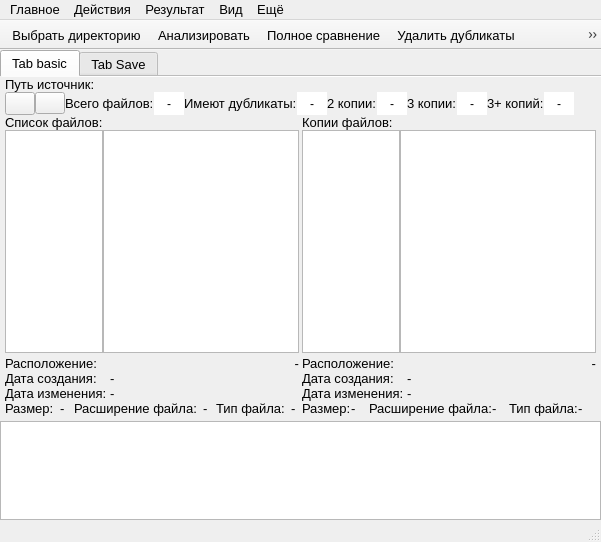
The window that mainwindow.ui (shurk4/Diplicate-cleaner) describes before a commit, drawn with Qt 5.
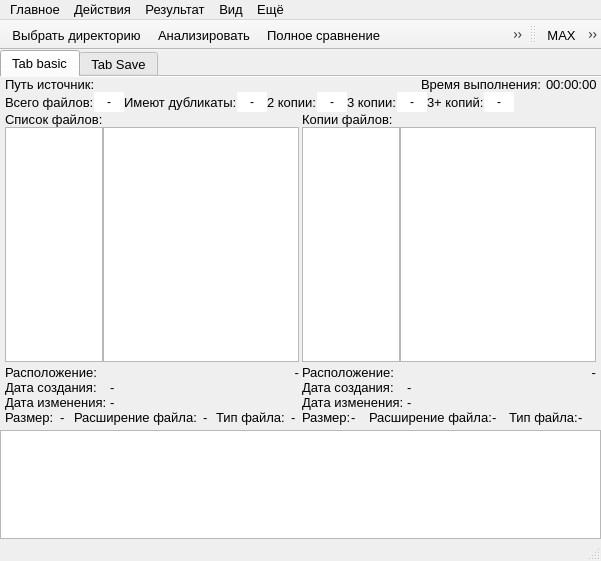
The same window after the commit. Icons and pictures are not drawn.

The edit to the form file:
```diff
--- a/mainwindow.ui
+++ b/mainwindow.ui
@@ -7,7 +7,7 @@
     <x>0</x>
     <y>0</y>
     <width>601</width>
-    <height>542</height>
+    <height>561</height>
    </rect>
   </property>
   <property name="font">
@@ -104,6 +104,44 @@
              </property>
             </widget>
            </item>
+           <item>
+            <widget class="QLabel" name="label_29">
+             <property name="sizePolicy">
+              <sizepolicy hsizetype="Expanding" vsizetype="Preferred">
+               <horstretch>0</horstretch>
+               <verstretch>0</verstretch>
+              </sizepolicy>
+             </property>
+             <property name="maximumSize">
+              <size>
+               <width>125</width>
+               <height>16777215</height>
+              </size>
+             </property>
+             <property name="text">
+              <string>Время выполнения:</string>
+             </property>
+            </widget>
+           </item>
+           <item>
+            <widget class="QLabel" name="labelWorkTime">
+             <property name="sizePolicy">
+              <sizepolicy hsizetype="Expanding" vsizetype="Preferred">
+               <horstretch>0</horstretch>
+               <verstretch>0</verstretch>
+              </sizepolicy>
+             </property>
+             <property name="maximumSize">
+              <size>
+               <width>50</width>
+               <height>16777215</height>
+              </size>
+             </property>
+             <property name="text">
+              <string>00:00:00</string>
+             </property>
+            </widget>
+           </item>
           </layout>
          </widget>
         </item>
@@ -125,65 +163,6 @@
            <property name="bottomMargin">
             <number>0</number>
            </property>
-           <item>
-            <layout class="QHBoxLayout" name="horizontalLayout_14">
-             <property name="spacing">
-              <number>0</number>
-             </property>
-             <item>
-              <widget class="QPushButton" name="pushButtonRotateLeft">
-               <property name="maximumSize">
-                <size>
-                 <width>30</width>
-                 <height>16777215</height>
-                </size>
-               </property>
-               <property name="font">
-                <font>
-                 <pointsize>10</pointsize>
-                 <bold>true</bold>
-                </font>
-               </property>
-               <property name="text">
-                <string/>
-               </property>
-               <property name="icon">
-                <iconset resource="resource.qrc">
-                 <normaloff>:/res/ico/rotateL.png</normaloff>:/res/ico/rotateL.png</iconset>
-               </property>
-              </widget>
-             </item>
-             <item>
-              <widget class="QPushButton" name="pushButtonRotateRight">
-               <property name="sizePolicy">
-                <sizepolicy hsizetype="Fixed" vsizetype="Fixed">
-                 <horstretch>0</horstretch>
-                 <verstretch>0</verstretch>
-                </sizepolicy>
-               </property>
-               <property name="maximumSize">
-                <size>
-                 <width>30</width>
-                 <height>16777215</height>
-                </size>
-               </property>
-               <property name="font">
-                <font>
-                 <pointsize>9</pointsize>
-                 <bold>true</bold>
-                </font>
-               </property>
-               <property name="text">
-                <string/>
-               </property>
-               <property name="icon">
-                <iconset resource="resource.qrc">
-                 <normaloff>:/res/ico/rotateR.png</normaloff>:/res/ico/rotateR.png</iconset>
-               </property>
-              </widget>
-             </item>
-            </layout>
-           </item>
            <item>
             <widget class="QLabel" name="label_25">
              <property name="text">
@@ -1862,6 +1841,37 @@
    <addaction name="dupDelete"/>
    <addaction name="saveOrig"/>
   </widget>
+  <widget class="QToolBar" name="toolBarExtras">
+   <property name="windowTitle">
+    <string>toolBar</string>
+   </property>
+   <property name="movable">
+    <bool>true</bool>
+   </property>
+   <property name="allowedAreas">
+    <set>Qt::AllToolBarAreas</set>
+   </property>
+   <property name="orientation">
+    <enum>Qt::Horizontal</enum>
+   </property>
+   <property name="floatable">
+    <bool>false</bool>
+   </property>
+   <attribute name="toolBarArea">
+    <enum>TopToolBarArea</enum>
+   </attribute>
+   <attribute name="toolBarBreak">
+    <bool>false</bool>
+   </attribute>
+   <addaction name="Multithread"/>
+   <addaction name="showLog"/>
+   <addaction name="prewiev"/>
+   <addaction name="rotateLeft"/>
+   <addaction name="rotateRight"/>
+   <addaction name="help"/>
+   <addaction name="about"/>
+   <addaction name="exit"/>
+  </widget>
   <action name="openDir">
    <property name="icon">
     <iconset resource="resource.qrc">
@@ -1871,9 +1881,7 @@
     <string>Выбрать директорию</string>
    </property>
    <property name="font">
-    <font>
-     <pointsize>9</pointsize>
-    </font>
+    <font/>
    </property>
    <property name="shortcut">
     <string>Ctrl+O</string>
@@ -1996,6 +2004,41 @@
     <string>Ctrl+W</string>
    </property>
   </action>
+  <action name="rotateLeft">
+   <property name="icon">
+    <iconset resource="resource.qrc">
+     <normaloff>:/res/ico/rotateL.png</normaloff>:/res/ico/rotateL.png</iconset>
+   </property>
+   <property name="text">
+    <string>Полвернуть влево</string>
+   </property>
+   <property name="toolTip">
+    <string>Повернуть влево на 90°</string>
+   </property>
+   <property name="shortcut">
+    <string>Ctrl+Left</string>
+   </property>
+  </action>
+  <action name="rotateRight">
+   <property name="icon">
+    <iconset resource="resource.qrc">
+     <normaloff>:/res/ico/rotateR.png</normaloff>:/res/ico/rotateR.png</iconset>
+   </property>
+   <property name="text">
+    <string>Повернуть вправо</string>
+   </property>
+   <property name="toolTip">
+    <string>Повернуть вправо на 90°</string>
+   </property>
+  </action>
+  <action name="Multithread">
+   <property name="checkable">
+    <bool>true</bool>
+   </property>
+   <property name="text">
+    <string>MAX</string>
+   </property>
+  </action>
  </widget>
  <resources>
   <include location="resource.qrc"/>
```
Left out of the diff: 3 changed lines with no effect on the pictures.
